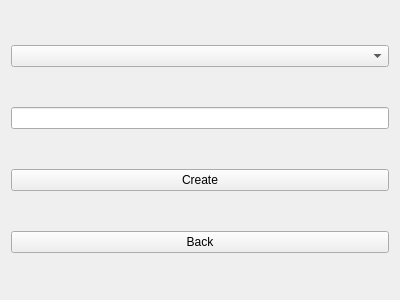
The window that Views/createteamview.ui (MehmetHY/MilitaryOutpostManagement-Qt5) describes before a commit, drawn with Qt 5.
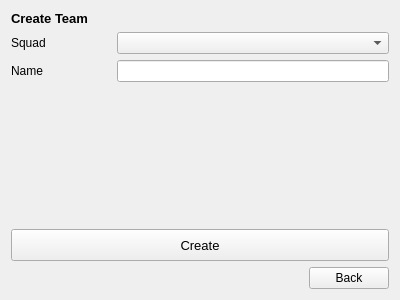
The same window after the commit.

Commit message: rearranged create team ui

Diff of the .ui file:
```diff
--- a/Views/createteamview.ui
+++ b/Views/createteamview.ui
@@ -14,25 +14,144 @@
    <string>Form</string>
   </property>
   <layout class="QGridLayout" name="gridLayout">
-   <item row="0" column="0">
-    <widget class="QComboBox" name="comboBox"/>
-   </item>
    <item row="1" column="0">
-    <widget class="QLineEdit" name="lineEdit"/>
+    <layout class="QHBoxLayout" name="horizontalLayout">
+     <item>
+      <widget class="QLabel" name="label">
+       <property name="minimumSize">
+        <size>
+         <width>100</width>
+         <height>0</height>
+        </size>
+       </property>
+       <property name="text">
+        <string>Squad</string>
+       </property>
+      </widget>
+     </item>
+     <item>
+      <widget class="QComboBox" name="comboBox">
+       <property name="sizePolicy">
+        <sizepolicy hsizetype="Expanding" vsizetype="Fixed">
+         <horstretch>0</horstretch>
+         <verstretch>0</verstretch>
+        </sizepolicy>
+       </property>
+      </widget>
+     </item>
+    </layout>
+   </item>
+   <item row="0" column="0">
+    <widget class="QLabel" name="label_7">
+     <property name="sizePolicy">
+      <sizepolicy hsizetype="Preferred" vsizetype="Fixed">
+       <horstretch>0</horstretch>
+       <verstretch>0</verstretch>
+      </sizepolicy>
+     </property>
+     <property name="font">
+      <font>
+       <pointsize>10</pointsize>
+       <weight>75</weight>
+       <bold>true</bold>
+      </font>
+     </property>
+     <property name="text">
+      <string>Create Team</string>
+     </property>
+     <property name="alignment">
+      <set>Qt::AlignLeading|Qt::AlignLeft|Qt::AlignVCenter</set>
+     </property>
+    </widget>
    </item>
    <item row="2" column="0">
+    <layout class="QHBoxLayout" name="horizontalLayout_3">
+     <item>
+      <widget class="QLabel" name="label_2">
+       <property name="minimumSize">
+        <size>
+         <width>100</width>
+         <height>0</height>
+        </size>
+       </property>
+       <property name="text">
+        <string>Name</string>
+       </property>
+      </widget>
+     </item>
+     <item>
+      <widget class="QLineEdit" name="lineEdit"/>
+     </item>
+    </layout>
+   </item>
+   <item row="5" column="0">
+    <layout class="QHBoxLayout" name="horizontalLayout_2">
+     <item>
+      <spacer name="horizontalSpacer">
+       <property name="orientation">
+        <enum>Qt::Horizontal</enum>
+       </property>
+       <property name="sizeHint" stdset="0">
+        <size>
+         <width>40</width>
+         <height>20</height>
+        </size>
+       </property>
+      </spacer>
+     </item>
+     <item>
+      <widget class="QPushButton" name="backButton">
+       <property name="cursor">
+        <cursorShape>PointingHandCursor</cursorShape>
+       </property>
+       <property name="text">
+        <string>Back</string>
+       </property>
+      </widget>
+     </item>
+    </layout>
+   </item>
+   <item row="4" column="0">
     <widget class="QPushButton" name="createButton">
+     <property name="sizePolicy">
+      <sizepolicy hsizetype="Preferred" vsizetype="Fixed">
+       <horstretch>0</horstretch>
+       <verstretch>0</verstretch>
+      </sizepolicy>
+     </property>
+     <property name="minimumSize">
+      <size>
+       <width>0</width>
+       <height>32</height>
+      </size>
+     </property>
+     <property name="font">
+      <font>
+       <pointsize>10</pointsize>
+       <weight>50</weight>
+       <bold>false</bold>
+      </font>
+     </property>
+     <property name="cursor">
+      <cursorShape>PointingHandCursor</cursorShape>
+     </property>
      <property name="text">
       <string>Create</string>
      </property>
     </widget>
    </item>
    <item row="3" column="0">
-    <widget class="QPushButton" name="backButton">
-     <property name="text">
-      <string>Back</string>
+    <spacer name="verticalSpacer">
+     <property name="orientation">
+      <enum>Qt::Vertical</enum>
      </property>
-    </widget>
+     <property name="sizeHint" stdset="0">
+      <size>
+       <width>20</width>
+       <height>40</height>
+      </size>
+     </property>
+    </spacer>
    </item>
   </layout>
  </widget>
```
